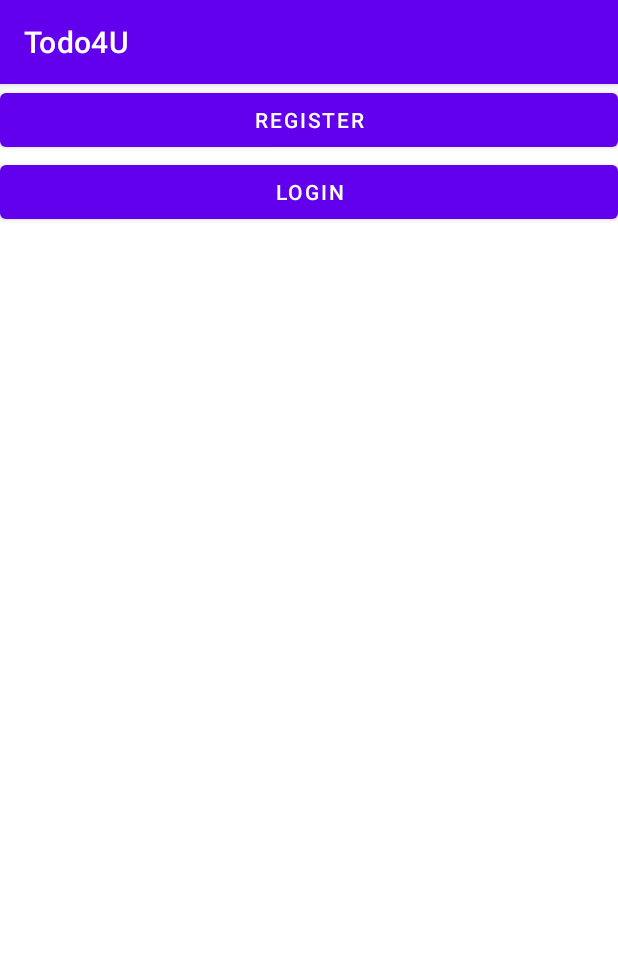
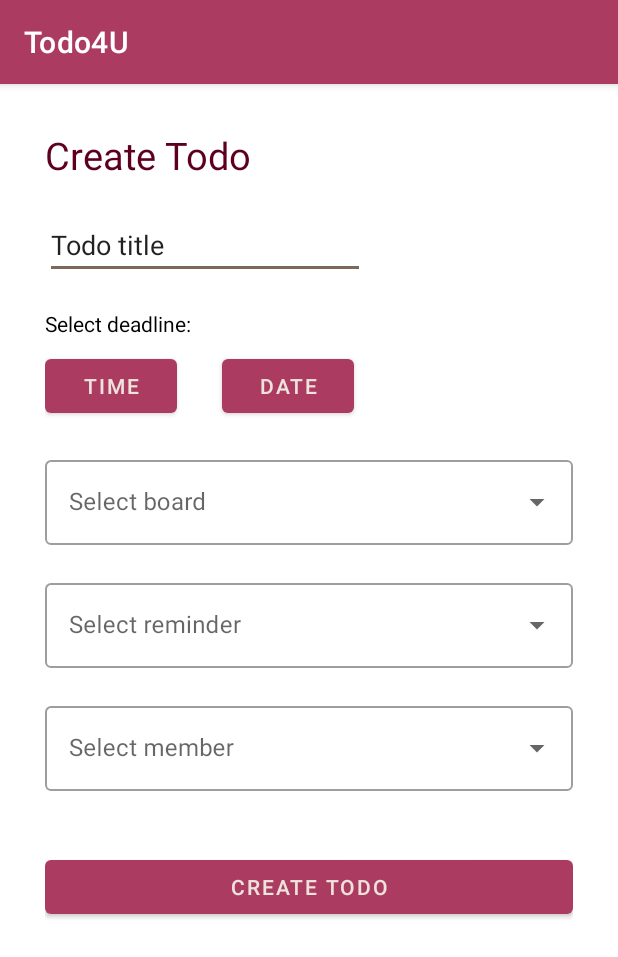
Before and after one commit to tolnaimicu/Todo4U, an Android app: the screen it shows after launch (MainActivity before the commit, CreateTodoActivity after it), on a phone screen of 412 x 824 dp. Shown: the top 957 px of the screen. Run offline under Robolectric (Android 15) with nearby library versions, the phone set to English and light mode, and no system bars.

Commit message:
layout for createTodo

```diff
--- a/app/src/main/AndroidManifest.xml
+++ b/app/src/main/AndroidManifest.xml
@@ -10,7 +10,7 @@
         android:supportsRtl="true"
         android:theme="@style/Theme.Todo4U">
         <activity
-            android:name=".MainActivity"
+            android:name=".CreateTodoActivity"
             android:exported="true">
             <intent-filter>
                 <action android:name="android.intent.action.MAIN" />
--- /dev/null
+++ b/app/src/main/java/com/example/todo4u/CreateTodoActivity.java
@@ -0,0 +1,134 @@
+package com.example.todo4u;
+
+import android.app.DatePickerDialog;
+import android.app.TimePickerDialog;
+import android.os.Bundle;
+import android.view.View;
+import android.widget.AdapterView;
+import android.widget.ArrayAdapter;
+import android.widget.AutoCompleteTextView;
+import android.widget.Button;
+import android.widget.DatePicker;
+import android.widget.TimePicker;
+import android.widget.Toast;
+
+import androidx.appcompat.app.AppCompatActivity;
+
+import java.util.Calendar;
+import java.util.Locale;
+
+public class CreateTodoActivity extends AppCompatActivity {
+
+    private Button mDisplayDate;
+    private DatePickerDialog.OnDateSetListener mDateSetListener;
+    Button timeButton;
+    int hour, minute;
+
+    String[] boards = {"School", "Friends", "Surprise party"};
+    AutoCompleteTextView autoCompleteTextViewBoards;
+    ArrayAdapter<String> adapterItemsBoards;
+
+    String[] members = {"Me", "Bianca", "Milan"};
+    AutoCompleteTextView autoCompleteTextViewMembers;
+    ArrayAdapter<String> adapterItemsMembers;
+
+    String[] reminders = {"1 week before", "1 day before", "1 "};
+    AutoCompleteTextView autoCompleteTextViewReminder;
+    ArrayAdapter<String> adapterItemsReminders;
+
+    Button createTodoBtn;
+
+    protected void onCreate(Bundle savedInstanceState) {
+        super.onCreate(savedInstanceState);
+        setContentView(R.layout.activity_create_todo);
+        mDisplayDate = (Button) findViewById(R.id.tvDate);
+        timeButton = findViewById(R.id.timeButton);
+        createTodoBtn = findViewById(R.id.create_todo_btn);
+
+        createTodoBtn.setOnClickListener(new View.OnClickListener() {
+            @Override
+            public void onClick(View view) {
+                //Implement creation
+            }
+        });
+
+        //Stuff for boards
+        autoCompleteTextViewBoards = findViewById(R.id.select_board);
+        adapterItemsBoards = new ArrayAdapter<String>(CreateTodoActivity.this, R.layout.list_item, boards);
+        autoCompleteTextViewBoards.setAdapter(adapterItemsBoards);
+        autoCompleteTextViewBoards.setOnItemClickListener(new AdapterView.OnItemClickListener() {
+            @Override
+            public void onItemClick(AdapterView<?> parent, View view, int position, long id) {
+                String item = parent.getItemAtPosition(position).toString();
+                Toast.makeText(getApplicationContext(), "Board: " + item, Toast.LENGTH_LONG).show();
+            }
+        });
+
+        //Stuff for members
+        autoCompleteTextViewMembers = findViewById(R.id.select_member);
+        adapterItemsMembers = new ArrayAdapter<String>(CreateTodoActivity.this, R.layout.list_item, members);
+        autoCompleteTextViewMembers.setAdapter(adapterItemsMembers);
+        autoCompleteTextViewMembers.setOnItemClickListener(new AdapterView.OnItemClickListener() {
+            @Override
+            public void onItemClick(AdapterView<?> parent, View view, int position, long id) {
+                String item = parent.getItemAtPosition(position).toString();
+                Toast.makeText(getApplicationContext(), "Member: " + item, Toast.LENGTH_LONG).show();
+            }
+        });
+
+        //Stuff for reminder
+        autoCompleteTextViewReminder = findViewById(R.id.select_Reminder);
+        adapterItemsReminders = new ArrayAdapter<String>(CreateTodoActivity.this, R.layout.list_item, reminders);
+        autoCompleteTextViewReminder.setAdapter(adapterItemsReminders);
+        autoCompleteTextViewReminder.setOnItemClickListener(new AdapterView.OnItemClickListener() {
+            @Override
+            public void onItemClick(AdapterView<?> parent, View view, int position, long id) {
+                String item = parent.getItemAtPosition(position).toString();
+                Toast.makeText(getApplicationContext(), "Reminder: " + item, Toast.LENGTH_LONG).show();
+            }
+        });
+
+        mDisplayDate.setOnClickListener(new View.OnClickListener() {
+            @Override
+            public void onClick(View view) {
+                Calendar cal = Calendar.getInstance();
+                int year = cal.get(Calendar.YEAR);
+                int month = cal.get(Calendar.MONTH);
+                int day = cal.get(Calendar.DAY_OF_MONTH);
+
+                DatePickerDialog dialog = new DatePickerDialog(
+                        CreateTodoActivity.this,
+                        android.R.style.Widget_Material_Light_ActionBar,
+                        mDateSetListener,
+                        year, month, day);
+                dialog.show();
+            }
+        });
+
+        mDateSetListener = new DatePickerDialog.OnDateSetListener() {
+            @Override
+            public void onDateSet(DatePicker datePicker, int year, int month, int day) {
+                month = month + 1;
+
+                String date = month + "/" + day + "/" + year;
+                mDisplayDate.setText(date);
+            }
+        };
+    }
+
+    public void popTimePicker(View view) {
+        TimePickerDialog.OnTimeSetListener onTimeSetListener = new TimePickerDialog.OnTimeSetListener() {
+            @Override
+            public void onTimeSet(TimePicker timePicker, int selectedHour, int selectedMinute) {
+                hour = selectedHour;
+                minute = selectedMinute;
+                timeButton.setText(String.format(Locale.getDefault(), "%02d:%02d", hour, minute));
+            }
+        };
+
+        TimePickerDialog timePickerDialog = new TimePickerDialog(this, /*style,*/ onTimeSetListener, hour, minute, true);
+
+        timePickerDialog.setTitle("Select Time");
+        timePickerDialog.show();
+    }
+}
--- /dev/null
+++ b/app/src/main/res/layout/activity_create_todo.xml
@@ -0,0 +1,163 @@
+<?xml version="1.0" encoding="utf-8"?>
+<ScrollView xmlns:android="http://schemas.android.com/apk/res/android"
+    xmlns:app="http://schemas.android.com/apk/res-auto"
+    xmlns:tools="http://schemas.android.com/tools"
+    android:layout_width="match_parent"
+    android:layout_height="match_parent">
+
+
+    <androidx.constraintlayout.widget.ConstraintLayout
+        android:layout_width="match_parent"
+        android:layout_height="wrap_content"
+        android:layout_margin="30dp">
+
+        <TextView
+            android:id="@+id/create_todo"
+            android:layout_width="wrap_content"
+            android:layout_height="wrap_content"
+            android:text="@string/create_todo"
+            android:textColor="@color/dark_red"
+            android:textSize="25sp"
+            app:layout_constraintBottom_toBottomOf="parent"
+            app:layout_constraintEnd_toEndOf="parent"
+            app:layout_constraintHorizontal_bias="0.0"
+            app:layout_constraintStart_toStartOf="parent"
+            app:layout_constraintTop_toTopOf="parent"
+            app:layout_constraintVertical_bias="0.0" />
+
+        <EditText
+            android:id="@+id/todo_title"
+            android:layout_width="wrap_content"
+            android:layout_height="wrap_content"
+            android:layout_marginTop="20dp"
+            android:ems="10"
+            android:inputType="textPersonName"
+            android:text="@string/todo_title"
+            app:layout_constraintBottom_toBottomOf="parent"
+            app:layout_constraintEnd_toEndOf="parent"
+            app:layout_constraintHorizontal_bias="0.0"
+            app:layout_constraintStart_toStartOf="parent"
+            app:layout_constraintTop_toBottomOf="@+id/create_todo"
+            app:layout_constraintVertical_bias="0.0" />
+
+        <TextView
+            android:id="@+id/textView2"
+            android:layout_width="wrap_content"
+            android:layout_height="wrap_content"
+            android:layout_marginTop="20dp"
+            android:text="@string/select_deadline"
+            android:textColor="@color/black"
+            app:layout_constraintEnd_toEndOf="parent"
+            app:layout_constraintHorizontal_bias="0.0"
+            app:layout_constraintStart_toStartOf="parent"
+            app:layout_constraintTop_toBottomOf="@+id/todo_title" />
+
+        <androidx.appcompat.widget.LinearLayoutCompat
+            android:id="@+id/linearLayoutCompat"
+            android:layout_width="match_parent"
+            android:layout_height="wrap_content"
+            android:layout_marginTop="8dp"
+            android:orientation="horizontal"
+            app:layout_constraintEnd_toEndOf="parent"
+            app:layout_constraintHorizontal_bias="0.0"
+            app:layout_constraintStart_toStartOf="parent"
+            app:layout_constraintTop_toBottomOf="@+id/textView2">
+
+
+            <Button
+                android:id="@+id/timeButton"
+                android:layout_width="wrap_content"
+                android:layout_height="wrap_content"
+                android:layout_marginEnd="30dp"
+                android:onClick="popTimePicker"
+                android:text="@string/time" />
+
+            <Button
+                android:id="@+id/tvDate"
+                android:layout_width="wrap_content"
+                android:layout_height="wrap_content"
+                android:text="@string/date"
+                android:textSize="14sp" />
+        </androidx.appcompat.widget.LinearLayoutCompat>
+
+        <androidx.coordinatorlayout.widget.CoordinatorLayout
+            android:id="@+id/coordinatorLayout"
+            android:layout_width="match_parent"
+            android:layout_height="wrap_content"
+            android:layout_marginTop="20dp"
+            app:layout_constraintEnd_toEndOf="parent"
+            app:layout_constraintStart_toStartOf="parent"
+            app:layout_constraintTop_toBottomOf="@+id/linearLayoutCompat">
+
+            <com.google.android.material.textfield.TextInputLayout
+                android:id="@+id/textInputLayout"
+                style="@style/Widget.MaterialComponents.TextInputLayout.OutlinedBox.ExposedDropdownMenu"
+                android:layout_width="match_parent"
+                android:layout_height="wrap_content"
+                android:hint="@string/select_board">
+
+                <AutoCompleteTextView
+                    android:id="@+id/select_board"
+                    android:layout_width="match_parent"
+                    android:layout_height="wrap_content"
+                    android:inputType="none" />
+            </com.google.android.material.textfield.TextInputLayout>
+        </androidx.coordinatorlayout.widget.CoordinatorLayout>
+
+        <androidx.coordinatorlayout.widget.CoordinatorLayout
+            android:id="@+id/coordinatorLayout3"
+            android:layout_width="match_parent"
+            android:layout_height="wrap_content"
+            app:layout_constraintEnd_toEndOf="parent"
+            app:layout_constraintStart_toStartOf="parent"
+            app:layout_constraintTop_toBottomOf="@+id/coordinatorLayout2">
+
+            <com.google.android.material.textfield.TextInputLayout
+                style="@style/Widget.MaterialComponents.TextInputLayout.OutlinedBox.ExposedDropdownMenu"
+                android:layout_width="match_parent"
+                android:layout_height="wrap_content"
+                android:layout_marginTop="20dp"
+                android:hint="@string/select_member">
+
+                <AutoCompleteTextView
+                    android:id="@+id/select_member"
+                    android:layout_width="match_parent"
+                    android:layout_height="wrap_content"
+                    android:inputType="none" />
+            </com.google.android.material.textfield.TextInputLayout>
+        </androidx.coordinatorlayout.widget.CoordinatorLayout>
+
+        <androidx.coordinatorlayout.widget.CoordinatorLayout
+            android:id="@+id/coordinatorLayout2"
+            android:layout_width="match_parent"
+            android:layout_height="wrap_content"
+            android:layout_marginTop="20dp"
+            app:layout_constraintTop_toBottomOf="@+id/coordinatorLayout">
+
+            <com.google.android.material.textfield.TextInputLayout
+                style="@style/Widget.MaterialComponents.TextInputLayout.OutlinedBox.ExposedDropdownMenu"
+                android:layout_width="match_parent"
+                android:layout_height="wrap_content"
+                android:hint="@string/select_reminder">
+
+                <AutoCompleteTextView
+                    android:id="@+id/select_Reminder"
+                    android:layout_width="match_parent"
+                    android:layout_height="wrap_content"
+                    android:inputType="none" />
+            </com.google.android.material.textfield.TextInputLayout>
+        </androidx.coordinatorlayout.widget.CoordinatorLayout>
+
+        <Button
+            android:id="@+id/create_todo_btn"
+            android:layout_width="match_parent"
+            android:layout_height="wrap_content"
+            android:text="@string/create_todo"
+            app:layout_constraintEnd_toEndOf="parent"
+            app:layout_constraintStart_toStartOf="parent"
+            app:layout_constraintTop_toBottomOf="@+id/coordinatorLayout3"
+            android:layout_marginTop="40dp"/>
+
+
+    </androidx.constraintlayout.widget.ConstraintLayout>
+</ScrollView>
--- /dev/null
+++ b/app/src/main/res/layout/list_item.xml
@@ -0,0 +1,10 @@
+<?xml version="1.0" encoding="utf-8"?>
+<TextView
+    xmlns:android="http://schemas.android.com/apk/res/android"
+    android:layout_width="match_parent"
+    android:layout_height="wrap_content"
+    android:padding="16dp"
+    android:ellipsize="end"
+    android:maxLines="1">
+
+</TextView>
--- a/app/src/main/res/values-night/themes.xml
+++ b/app/src/main/res/values-night/themes.xml
@@ -2,12 +2,12 @@
     <!-- Base application theme. -->
     <style name="Theme.Todo4U" parent="Theme.MaterialComponents.DayNight.DarkActionBar">
         <!-- Primary brand color. -->
-        <item name="colorPrimary">@color/purple_200</item>
-        <item name="colorPrimaryVariant">@color/purple_700</item>
-        <item name="colorOnPrimary">@color/black</item>
+        <item name="colorPrimary">@color/dark_pink</item>
+        <item name="colorPrimaryVariant">@color/dark_red</item>
+        <item name="colorOnPrimary">@color/beige</item>
         <!-- Secondary brand color. -->
-        <item name="colorSecondary">@color/teal_200</item>
-        <item name="colorSecondaryVariant">@color/teal_200</item>
+        <item name="colorSecondary">@color/dark_brown</item>
+        <item name="colorSecondaryVariant">@color/dark_brown</item>
         <item name="colorOnSecondary">@color/black</item>
         <!-- Status bar color. -->
         <item name="android:statusBarColor" tools:targetApi="l">?attr/colorPrimaryVariant</item>
--- a/app/src/main/res/values/colors.xml
+++ b/app/src/main/res/values/colors.xml
@@ -1,10 +1,10 @@
 <?xml version="1.0" encoding="utf-8"?>
 <resources>
-    <color name="purple_200">#FFBB86FC</color>
-    <color name="purple_500">#FF6200EE</color>
-    <color name="purple_700">#FF3700B3</color>
-    <color name="teal_200">#FF03DAC5</color>
-    <color name="teal_700">#FF018786</color>
+    <color name="dark_pink">#AC3B61</color>
+    <color name="light_pink">#EDC7B7</color>
+    <color name="dark_red">#5D001E</color>
+    <color name="dark_blue">#123C69</color>
+    <color name="dark_brown">#7E685A</color>
     <color name="black">#FF000000</color>
-    <color name="white">#FFFFFFFF</color>
+    <color name="beige">#EEE2DC</color>
 </resources>
--- a/app/src/main/res/values/strings.xml
+++ b/app/src/main/res/values/strings.xml
@@ -1,4 +1,12 @@
 <resources>
     <string name="app_name">Todo4U</string>
     <string name="web_client_id">43971626253-7sqid2njst58ogjtk7dura9n45516jbs.apps.googleusercontent.com</string>
+    <string name="create_todo">Create Todo</string>
+    <string name="todo_title">Todo title</string>
+    <string name="date">Date</string>
+    <string name="time">Time</string>
+    <string name="select_deadline">Select deadline:</string>
+    <string name="select_board">Select board</string>
+    <string name="select_member">Select member</string>
+    <string name="select_reminder">Select reminder</string>
 </resources>
--- a/app/src/main/res/values/themes.xml
+++ b/app/src/main/res/values/themes.xml
@@ -2,12 +2,12 @@
     <!-- Base application theme. -->
     <style name="Theme.Todo4U" parent="Theme.MaterialComponents.DayNight.DarkActionBar">
         <!-- Primary brand color. -->
-        <item name="colorPrimary">@color/purple_500</item>
-        <item name="colorPrimaryVariant">@color/purple_700</item>
-        <item name="colorOnPrimary">@color/white</item>
+        <item name="colorPrimary">@color/dark_pink</item>
+        <item name="colorPrimaryVariant">@color/dark_red</item>
+        <item name="colorOnPrimary">@color/beige</item>
         <!-- Secondary brand color. -->
-        <item name="colorSecondary">@color/teal_200</item>
-        <item name="colorSecondaryVariant">@color/teal_700</item>
+        <item name="colorSecondary">@color/dark_brown</item>
+        <item name="colorSecondaryVariant">@color/dark_brown</item>
         <item name="colorOnSecondary">@color/black</item>
         <!-- Status bar color. -->
         <item name="android:statusBarColor" tools:targetApi="l">?attr/colorPrimaryVariant</item>
```
